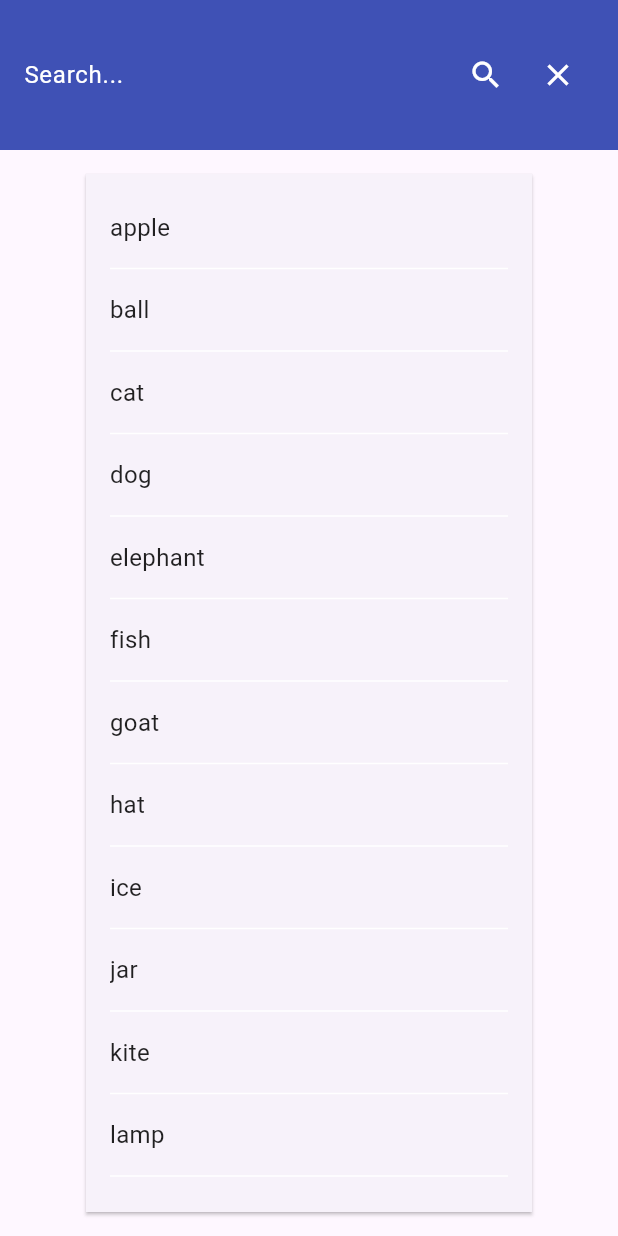
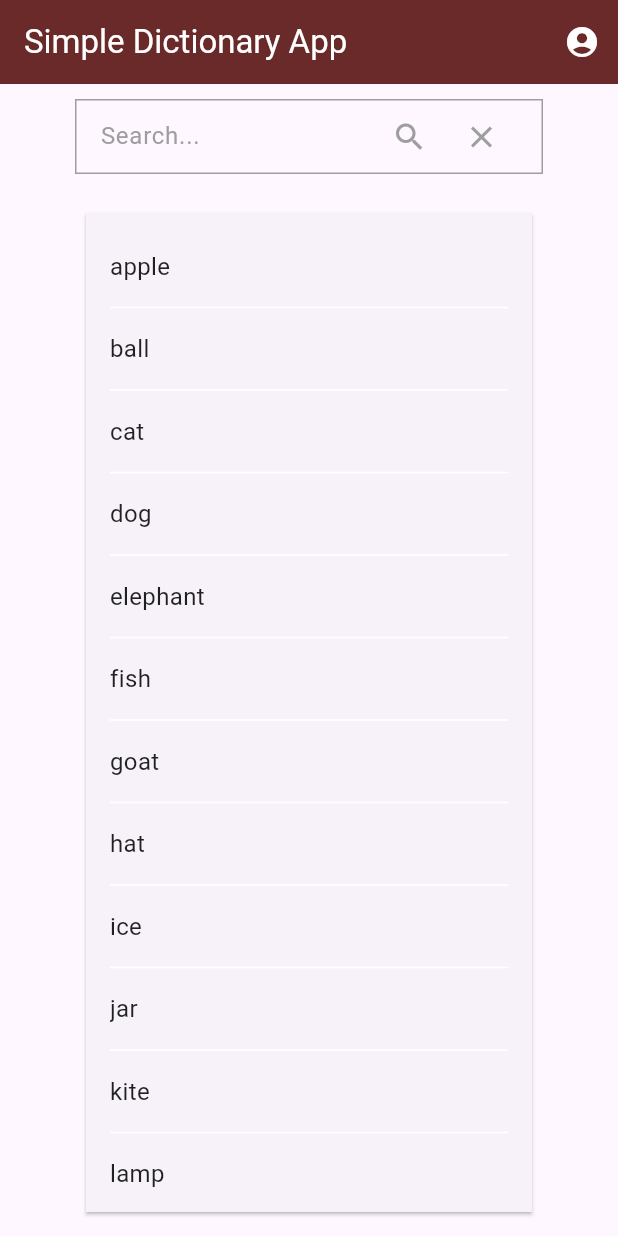
Before and after one commit to Pangkubit-RheaJoy/dictionary_project, a Flutter app: the screen it shows after launch, on a phone screen of 412 x 824 dp. Run offline on Flutter 3.47's test engine with Material 3 defaults, Android fonts, the phone set to English and light mode, and no system bars; our stand-ins replace audioplayers; Roboto replaces fonts that are missing (SerifDisplay).

Commit message:
Update main.dart
helo

```diff
--- a/activity01_pinterest-master/dictionary_project/lib/main.dart
+++ b/activity01_pinterest-master/dictionary_project/lib/main.dart
@@ -15,12 +15,12 @@ class MyApp extends StatelessWidget {
   @override
   Widget build(BuildContext context) {
     return MaterialApp(
-      title: 'Dictionary',
+      title: 'Simple Dictionary App',
       theme: ThemeData(
         useMaterial3: true,
       ),
       debugShowCheckedModeBanner: false, // Remove debug banner
-      home: const MyDictionaryApp(title: 'Dictionary Application'),
+      home: const MyDictionaryApp(title: 'Simple Dictionary App'),
     );
   }
 }
@@ -95,9 +95,32 @@ class _MyDictionaryAppState extends State<MyDictionaryApp> {
         child: Column(
           children: <Widget>[
             // Custom AppBar with Search Bar
-            Container(
-              height: 100,
-              color: Colors.indigo,
+            AppBar(
+              backgroundColor: Color(0xFF6B2A2A),
+              title: Text(
+                widget.title,
+                style: TextStyle(color: Colors.white, fontFamily: 'SerifDisplay'),
+              ),
+              actions: <Widget>[
+                IconButton(
+                  icon: Icon(Icons.account_circle, color: Colors.white),
+                  onPressed: () {
+                  },
+                ),
+              ],
+            ),
+            Padding(
+              padding: EdgeInsets.symmetric(horizontal: 50, vertical: 10),
+
+              child: Container(
+                height: 50,
+                decoration: BoxDecoration(
+                  border: Border.all(
+                    color: Colors.grey,
+                    width: 1.0,
+                  ),
+                ),
+                // color: Color(0xFFE0E0E0),
                 padding: const EdgeInsets.symmetric(horizontal: 16),
                 alignment: Alignment.center,
                 child: Row(
@@ -107,10 +130,10 @@ class _MyDictionaryAppState extends State<MyDictionaryApp> {
                         controller: _controller,
                         decoration: InputDecoration(
                           hintText: 'Search...',
-                        hintStyle: const TextStyle(color: Colors.white),
+                          hintStyle: const TextStyle(color: Colors.grey, fontFamily: 'SerifDisplay'),
                           border: InputBorder.none,
                         ),
-                      style: const TextStyle(color: Colors.white),
+                        style: const TextStyle(color: Colors.grey, fontFamily: 'SerifDisplay'),
                         keyboardType: TextInputType.text,
                       ),
                     ),
@@ -118,7 +141,7 @@ class _MyDictionaryAppState extends State<MyDictionaryApp> {
                       onPressed: () {
                         _searchDictionary(_controller.text);
                       },
-                    icon: const Icon(Icons.search, color: Colors.white),
+                      icon: const Icon(Icons.search, color: Colors.grey),
                     ),
                     IconButton(
                       onPressed: () {
@@ -127,9 +150,10 @@ class _MyDictionaryAppState extends State<MyDictionaryApp> {
                           _searchResults = null;
                         });
                       },
-                    icon: const Icon(Icons.clear, color: Colors.white),
+                      icon: const Icon(Icons.clear, color: Colors.grey),
                     ),
                   ],
+                ),
               ),
             ),
             if (_isLoading)
@@ -152,7 +176,12 @@ class _MyDictionaryAppState extends State<MyDictionaryApp> {
                             final pronunciations = _searchResults![index]['phonetics'] as List<dynamic>;
                             final audioUrl = pronunciations.isNotEmpty ? pronunciations[0]['audio'] : null;
                             final definitions = meanings[0]['definitions'] as List<dynamic>;
+                            final partOfSpeech = meanings[0]['partOfSpeech'] as String;
                             List<Widget> definitionWidgets = [];
+
+                            final wordData = _searchResults![index];
+                            final phonetics = wordData['phonetics'] as List<dynamic>;
+                            final phoneticText = phonetics.isNotEmpty ? (phonetics[0]['text'] as String) : '';
 
 
                             for (var i = 0; i < definitions.length; i++) {
@@ -161,7 +190,7 @@ class _MyDictionaryAppState extends State<MyDictionaryApp> {
                                 padding: const EdgeInsets.symmetric(vertical: 8.0),
                                 child: Text(
                                   '${i + 1}. $definition',
-                                  style: const TextStyle(color: Colors.black),
+                                  style: const TextStyle(color: Color(0xFF2A2A2A), fontFamily: 'SourceSerif'),
                                 ),
                               );
                               definitionWidgets.add(definitionWidget);
@@ -182,7 +211,15 @@ class _MyDictionaryAppState extends State<MyDictionaryApp> {
                                         style: const TextStyle(
                                             fontSize: 24,
                                             fontWeight: FontWeight.bold,
-                                          color: Colors.indigo,
+                                            color: Color(0xFF1C1C1C),
+                                            fontFamily: 'SerifDisplay'
+                                        ),
+                                      ),
+                                      Text(
+                                        phoneticText.isNotEmpty ? " [$phoneticText]" : "",
+                                        style: TextStyle(
+                                          fontSize: 16,
+                                          color: Colors.grey,
                                         ),
                                       ),
                                       if (audioUrl != null)
@@ -194,6 +231,23 @@ class _MyDictionaryAppState extends State<MyDictionaryApp> {
                                         ),
                                     ],
                                   ),
+                                ),
+                                Padding(
+                                  padding: const EdgeInsets.all(2.0),
+                                  child: Row(
+                                    children: [
+                                      Text(
+                                        partOfSpeech.toLowerCase(),
+                                        style: const TextStyle(
+                                            fontSize: 12,
+                                            fontStyle: FontStyle.italic,
+                                            color: Color(0xFF4B4B4B),
+                                            fontFamily: 'SerifDisplay'
+                                        ),
+                                      ),
+                                    ],
+                                  ),
+
                                 ),
                                 const Divider(
                                   color: Colors.grey,
@@ -210,7 +264,7 @@ class _MyDictionaryAppState extends State<MyDictionaryApp> {
                                     },
                                     child: const Text(
                                       'Show More',
-                                      style: TextStyle(color: Colors.blue),
+                                      style: TextStyle(color: Colors.blue, fontFamily: 'SourceSerif'),
                                     ),
                                   ),
                                 if (_showMore)
@@ -222,7 +276,7 @@ class _MyDictionaryAppState extends State<MyDictionaryApp> {
                                     },
                                     child: const Text(
                                       'Show Less',
-                                      style: TextStyle(color: Colors.blue),
+                                      style: TextStyle(color: Colors.blue, fontFamily: 'SourceSerif'),
                                     ),
                                   ),
                               ],
@@ -239,7 +293,7 @@ class _MyDictionaryAppState extends State<MyDictionaryApp> {
                   padding: const EdgeInsets.all(16),
                   child: Text(
                     'Definition not found',
-                    style: const TextStyle(color: Colors.black),
+                    style: const TextStyle(color: Colors.black, fontFamily: 'SourceSerif'),
                   ),
                 ),
             // Display predefined words alphabetically
@@ -272,6 +326,7 @@ class _MyDictionaryAppState extends State<MyDictionaryApp> {
                                         style: const TextStyle(
                                             color: Colors.black87,
                                             fontSize: 16,
+                                            fontFamily: 'SerifDisplay'
                                         ),
                                       ),
                                     ),
```
Lines whose indentation alone changed are shown as unchanged.
